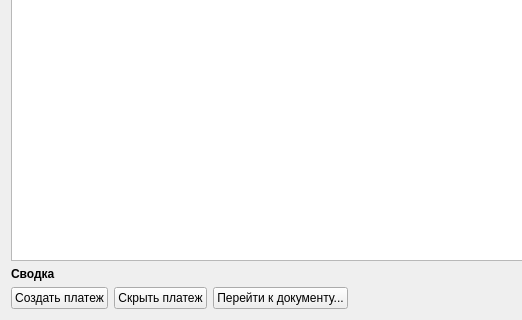
The window that designer/ui/monthlydialog.ui (Aleee/FinanceCalender) describes before a commit, drawn with Qt 5; both pictures show x 0 to 522 and y 200 to 520 of the 980 by 520 pixel window.
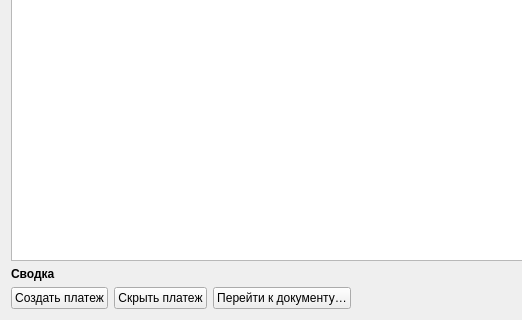
The same window after the commit.

```diff
--- a/designer/ui/monthlydialog.ui
+++ b/designer/ui/monthlydialog.ui
@@ -212,7 +212,7 @@
         <string>Открыть документ договора, по которому создаётся платеж</string>
        </property>
        <property name="text">
-        <string>Перейти к документу...</string>
+        <string>Перейти к документу…</string>
        </property>
        <property name="autoDefault">
         <bool>false</bool>
```
